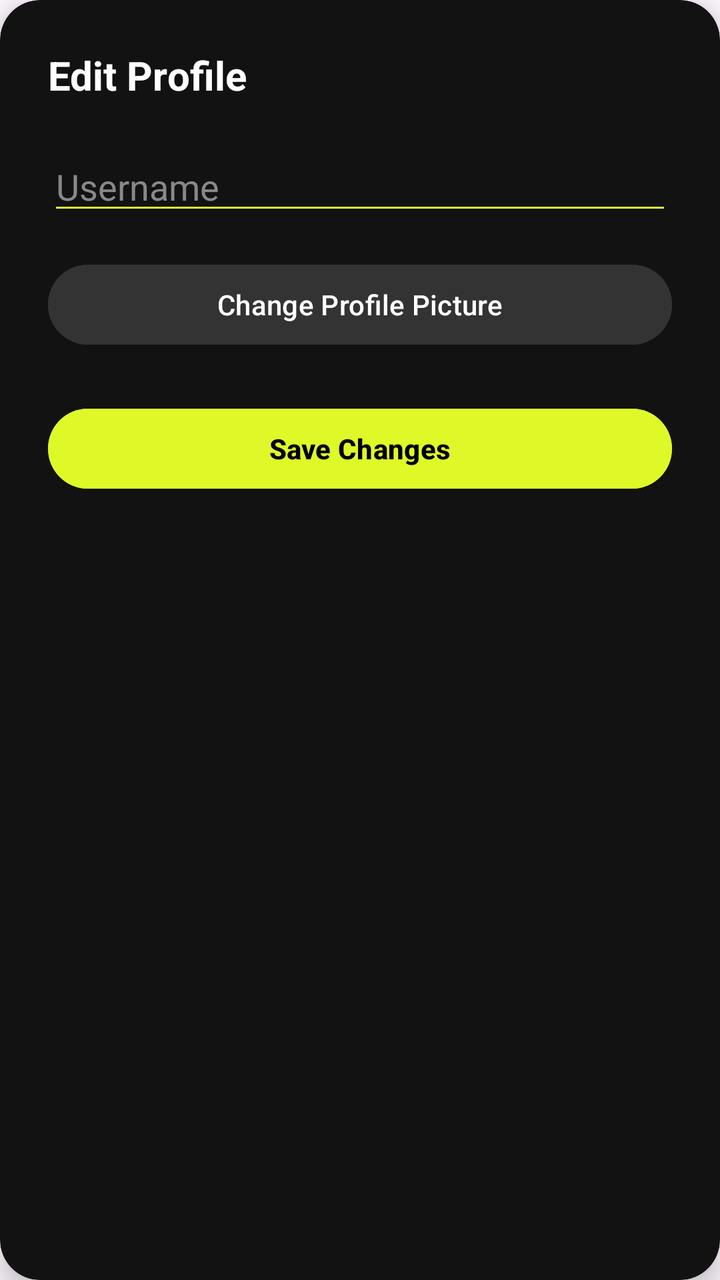
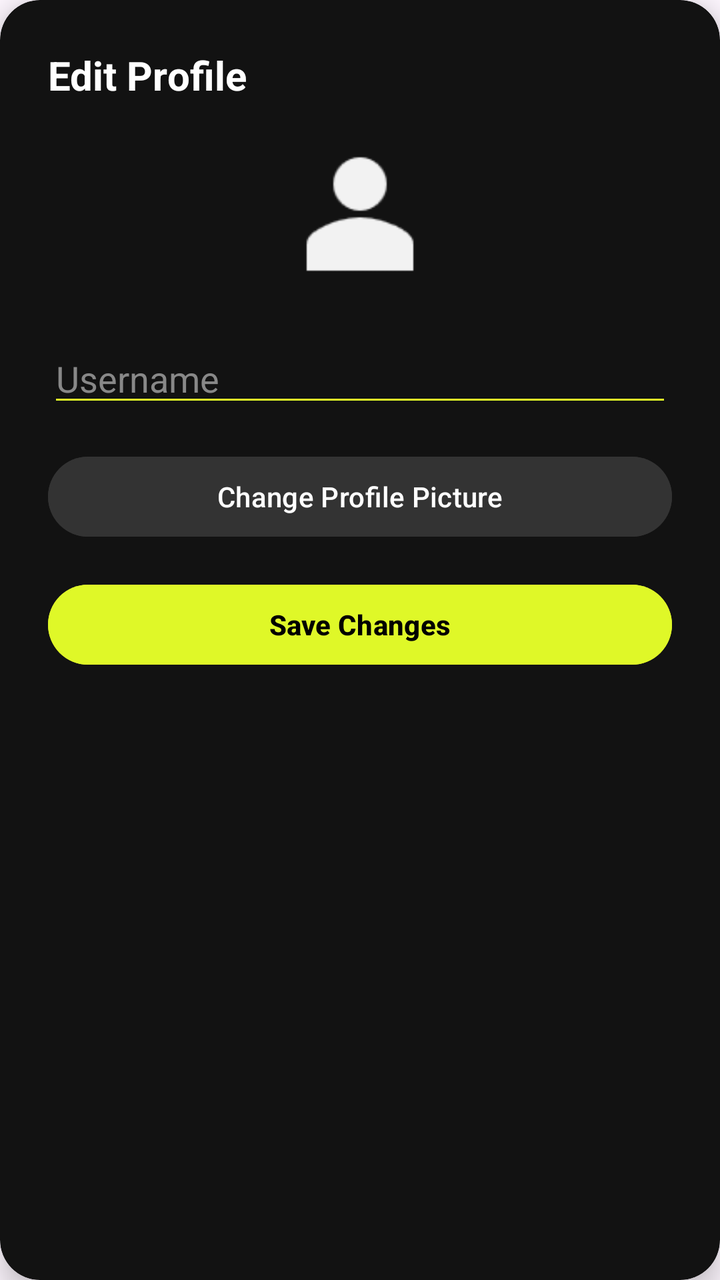

Before-and-after screenshots of an Android layout around one commit, followed by the original layout XML and the change that was made.
<!-- AndroidManifest.xml: application theme Theme.Test -->
<!-- res/layout/dialog_edit_profile.xml -->
<?xml version="1.0" encoding="utf-8"?>
<androidx.cardview.widget.CardView xmlns:android="http://schemas.android.com/apk/res/android"
    xmlns:app="http://schemas.android.com/apk/res-auto"
    android:layout_width="match_parent"
    android:layout_height="wrap_content"
    android:layout_margin="24dp"
    app:cardBackgroundColor="#121212"
    app:cardCornerRadius="20dp"
    app:cardElevation="8dp">

    <LinearLayout
        android:layout_width="match_parent"
        android:layout_height="wrap_content"
        android:orientation="vertical"
        android:padding="24dp">

        <TextView
            android:layout_width="wrap_content"
            android:layout_height="wrap_content"
            android:text="Edit Profile"
            android:textColor="@color/white"
            android:textSize="20sp"
            android:textStyle="bold" />

        <EditText
            android:id="@+id/etUsername"
            android:layout_width="match_parent"
            android:layout_height="wrap_content"
            android:layout_marginTop="20dp"
            android:backgroundTint="@color/brand_green"
            android:hint="Username"
            android:textColor="@color/white"
            android:textColorHint="#888888" />

        <Button
            android:id="@+id/btnUploadImage"
            android:layout_width="match_parent"
            android:layout_height="wrap_content"
            android:layout_marginTop="16dp"
            android:backgroundTint="#333333"
            android:text="Change Profile Picture"
            android:textColor="@color/white" />

        <Button
            android:id="@+id/btnSave"
            android:layout_width="match_parent"
            android:layout_height="wrap_content"
            android:layout_marginTop="24dp"
            android:backgroundTint="@color/brand_green"
            android:text="Save Changes"
            android:textColor="@color/black"
            android:textStyle="bold" />

    </LinearLayout>
</androidx.cardview.widget.CardView>
<!-- resources referenced by this layout -->
<resources>
  <color name="black">#FF000000</color>
  <color name="brand_green">#DFF828</color>
  <color name="white">#FFFFFFFF</color>
  <style name="Theme.Test" parent="Base.Theme.Test" />
  <style name="Base.Theme.Test" parent="Theme.Material3.DayNight.NoActionBar">
          
          
      </style>
</resources>

<!-- the commit's change to res/layout/dialog_edit_profile.xml (unified diff, before → after) -->
@@ -22,6 +22,15 @@
             android:textSize="20sp"
             android:textStyle="bold" />
 
+        <ImageView
+            android:id="@+id/ivProfilePreview"
+            android:layout_width="80dp"
+            android:layout_height="80dp"
+            android:layout_gravity="center_horizontal"
+            android:layout_marginTop="16dp"
+            android:scaleType="centerCrop"
+            android:src="@drawable/profile" />
+
         <EditText
             android:id="@+id/etUsername"
             android:layout_width="match_parent"
@@ -45,7 +54,7 @@
             android:id="@+id/btnSave"
             android:layout_width="match_parent"
             android:layout_height="wrap_content"
-            android:layout_marginTop="24dp"
+            android:layout_marginTop="16dp"
             android:backgroundTint="@color/brand_green"
             android:text="Save Changes"
             android:textColor="@color/black"
<!-- resource entries referenced after the edit -->
@@ -3,6 +3,7 @@
   <color name="black">#FF000000</color>
   <color name="brand_green">#DFF828</color>
   <color name="white">#FFFFFFFF</color>
+  <!-- drawable profile: png bitmap (drawable, 1072 bytes) -->
   <style name="Theme.Test" parent="Base.Theme.Test" />
   <style name="Base.Theme.Test" parent="Theme.Material3.DayNight.NoActionBar">
           
